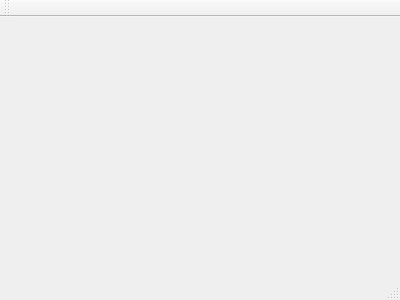
Qt form grapher/mainwindow.ui (alex-p-king/Qt-grapher) before a commit.
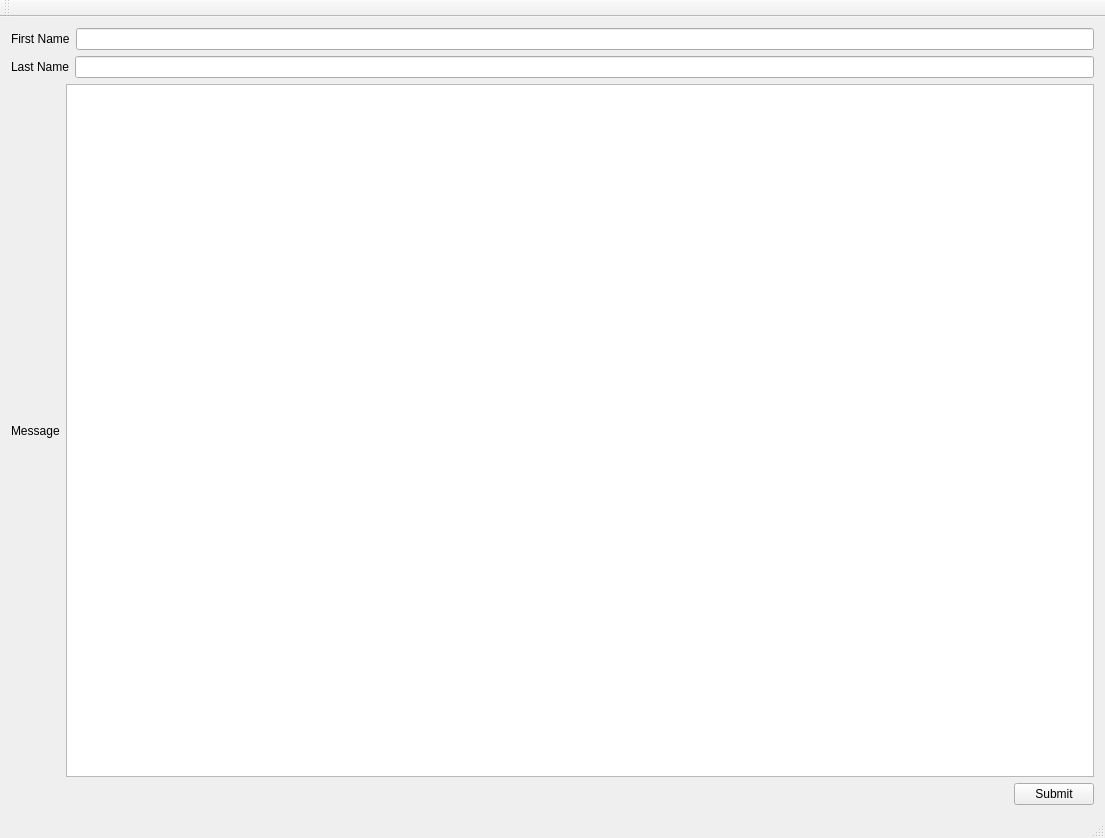
The same form after that commit.

Commit message: added ability to capture text from each lineEdit and textEdit box on main form

Patch:
```diff
--- a/grapher/mainwindow.ui
+++ b/grapher/mainwindow.ui
@@ -1,24 +1,108 @@
 <ui version="4.0">
  <class>MainWindow</class>
- <widget class="QMainWindow" name="MainWindow" >
-  <property name="geometry" >
+ <widget class="QMainWindow" name="MainWindow">
+  <property name="geometry">
    <rect>
     <x>0</x>
     <y>0</y>
-    <width>400</width>
-    <height>300</height>
+    <width>1105</width>
+    <height>838</height>
    </rect>
   </property>
   <property name="windowTitle" >
    <string>MainWindow</string>
   </property>
-  <widget class="QMenuBar" name="menuBar" />
-  <widget class="QToolBar" name="mainToolBar" />
-  <widget class="QWidget" name="centralWidget" />
-  <widget class="QStatusBar" name="statusBar" />
+  <widget class="QWidget" name="centralWidget">
+   <layout class="QVBoxLayout" name="verticalLayout">
+    <item>
+     <layout class="QHBoxLayout" name="horizontalLayout">
+      <item>
+       <widget class="QLabel" name="firstNameLabel">
+        <property name="text">
+         <string>First Name</string>
+        </property>
+       </widget>
+      </item>
+      <item>
+       <widget class="QLineEdit" name="firstNameLineEdit"/>
+      </item>
+     </layout>
+    </item>
+    <item>
+     <layout class="QHBoxLayout" name="horizontalLayout_2">
+      <item>
+       <widget class="QLabel" name="lastNameLabel">
+        <property name="text">
+         <string>Last Name</string>
+        </property>
+       </widget>
+      </item>
+      <item>
+       <widget class="QLineEdit" name="lastNameLineEdit"/>
+      </item>
+     </layout>
+    </item>
+    <item>
+     <layout class="QHBoxLayout" name="horizontalLayout_3">
+      <item>
+       <widget class="QLabel" name="messageLabel">
+        <property name="text">
+         <string>Message</string>
+        </property>
+       </widget>
+      </item>
+      <item>
+       <widget class="QTextEdit" name="messageTextEdit"/>
+      </item>
+     </layout>
+    </item>
+    <item>
+     <layout class="QHBoxLayout" name="horizontalLayout_4">
+      <item>
+       <spacer name="horizontalSpacer">
+        <property name="orientation">
+         <enum>Qt::Horizontal</enum>
+        </property>
+        <property name="sizeHint" stdset="0">
+         <size>
+          <width>40</width>
+          <height>20</height>
+         </size>
+        </property>
+       </spacer>
+      </item>
+      <item>
+       <widget class="QPushButton" name="pushButton">
+        <property name="text">
+         <string>Submit</string>
+        </property>
+       </widget>
+      </item>
+     </layout>
+    </item>
+   </layout>
+  </widget>
+  <widget class="QMenuBar" name="menuBar">
+   <property name="geometry">
+    <rect>
+     <x>0</x>
+     <y>0</y>
+     <width>1105</width>
+     <height>21</height>
+    </rect>
+   </property>
+  </widget>
+  <widget class="QToolBar" name="mainToolBar">
+   <attribute name="toolBarArea">
+    <enum>TopToolBarArea</enum>
+   </attribute>
+   <attribute name="toolBarBreak">
+    <bool>false</bool>
+   </attribute>
+  </widget>
+  <widget class="QStatusBar" name="statusBar"/>
  </widget>
- <layoutDefault spacing="6" margin="11" />
- <pixmapfunction></pixmapfunction>
+ <layoutdefault spacing="6" margin="11"/>
  <resources/>
  <connections/>
 </ui>
```
Left out of the diff: 3 changed lines with no effect on the pictures. The commit also changes 17 other files.
